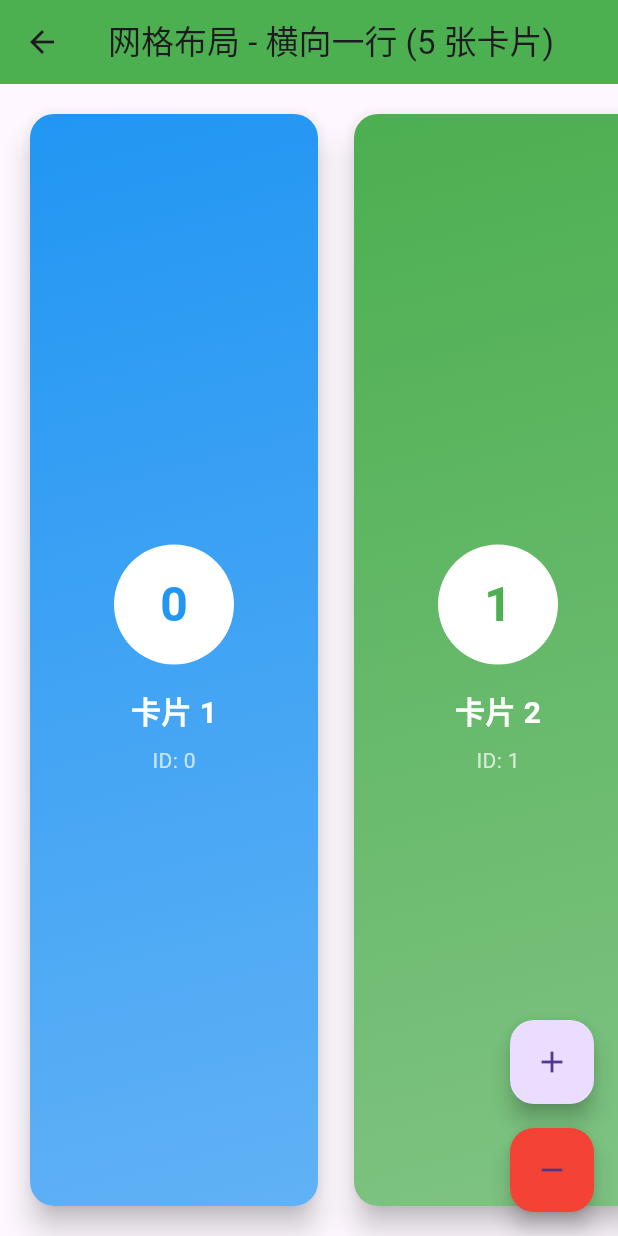
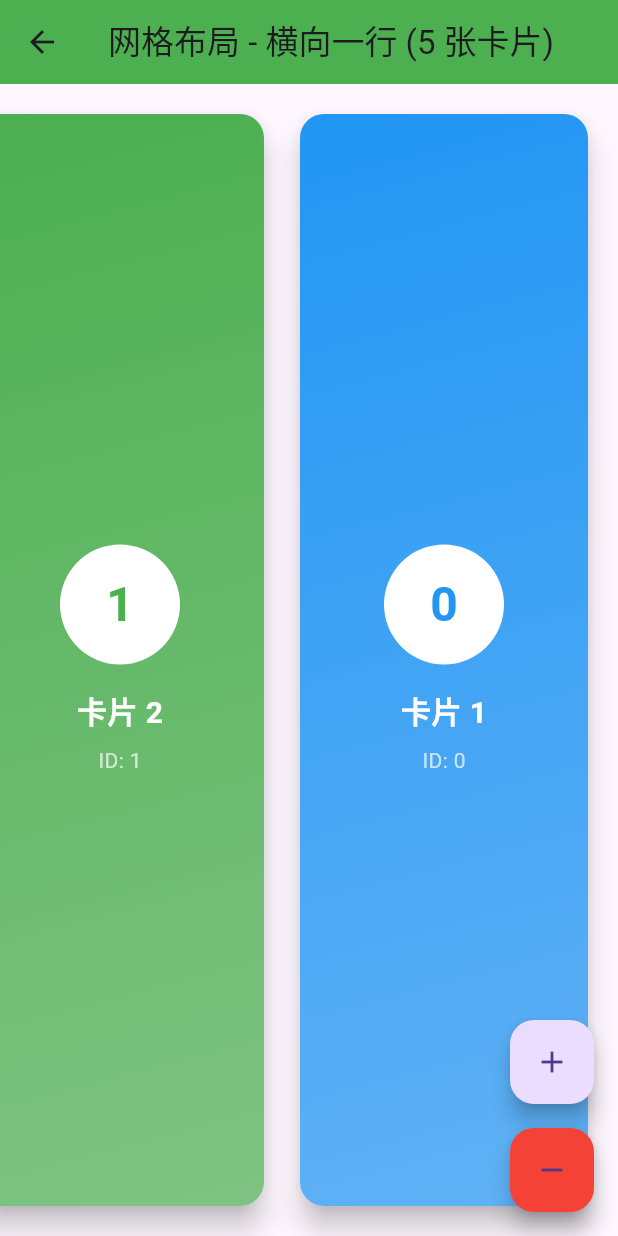
Before and after one commit to wangbin19860909/layoutable_list, a Flutter app: the GridDemo screen opened directly, on a phone screen of 412 x 824 dp. Run offline on Flutter 3.47's test engine with Material 3 defaults, Android fonts, the light colour scheme and no system bars.

Commit message:
fix reverse layout

```diff
--- a/lib/grid_demo.dart
+++ b/lib/grid_demo.dart
@@ -186,7 +186,7 @@
       body: LayoutableListWidget(
         itemSize: const Size(200, 250),
         scrollDirection: Axis.horizontal,
-        reverseLayout: false,
+        reverseLayout: true,
         layoutManagerHolder: _layoutManagerHolder,
         cacheExtent: 200,
         physics: const BouncingScrollPhysics(),
--- a/lib/layoutablelist/algorithms/flex_layout_algorithm.dart
+++ b/lib/layoutablelist/algorithms/flex_layout_algorithm.dart
@@ -257,7 +257,7 @@ class FlexLayoutAlgorithm extends LayoutAlgorithm {
       height = actual.main;
     }
 
-    return LayoutParams(
+    final params = LayoutParams(
       rect: Rect.fromLTWH(left, top, width, height),
       scale: 1.0,
       alpha: 1.0,
@@ -266,6 +266,10 @@ class FlexLayoutAlgorithm extends LayoutAlgorithm {
       headerAlpha: 1.0,
       shadowAlpha: 0.0,
     );
+
+    if (!reverseLayout) return params;
+
+    return flipMainAxis(params, scrollDirection, mainAxisExtent);
   }
 
   /// 计算 item 在主轴方向的起始位置（未减去 scrollOffset）
--- a/lib/layoutablelist/algorithms/grid_layout_algorithm.dart
+++ b/lib/layoutablelist/algorithms/grid_layout_algorithm.dart
@@ -113,11 +113,12 @@ class GridLayoutAlgorithm extends LayoutAlgorithm {
       padding: padding, edgeSpacing: edgeSpacing, itemSpacing: itemSpacing,
     );
 
+    LayoutParams params;
     if (scrollDirection == Axis.vertical) {
-      return _getVerticalLayoutParams(
+      params = _getVerticalLayoutParams(
         index: index,
         scrollOffset: clampedScrollOffset,
-        containerWidth: mainAxisExtent,
+        containerWidth: crossAxisExtent,
         itemExtent: itemExtent,
         resolvedPadding: resolvedPadding,
         edgeSpacing: edgeSpacing,
@@ -125,7 +126,7 @@ class GridLayoutAlgorithm extends LayoutAlgorithm {
         itemSpacing: itemSpacing,
       );
     } else {
-      return _getHorizontalLayoutParams(
+      params = _getHorizontalLayoutParams(
         index: index,
         scrollOffset: clampedScrollOffset,
         containerHeight: crossAxisExtent,
@@ -136,6 +137,10 @@ class GridLayoutAlgorithm extends LayoutAlgorithm {
         itemSpacing: itemSpacing,
       );
     }
+
+    if (!reverseLayout) return params;
+
+    return flipMainAxis(params, scrollDirection, mainAxisExtent);
   }
 
   LayoutParams _getVerticalLayoutParams({
--- a/lib/layoutablelist/algorithms/layout_algorithm.dart
+++ b/lib/layoutablelist/algorithms/layout_algorithm.dart
@@ -56,6 +56,26 @@ class LayoutParams {
     required this.headerAlpha,
     required this.shadowAlpha,
   });
+
+  LayoutParams copyWith({
+    Rect? rect,
+    double? scale,
+    double? alpha,
+    double? dimming,
+    double? titleAlpha,
+    double? headerAlpha,
+    double? shadowAlpha,
+  }) {
+    return LayoutParams(
+      rect: rect ?? this.rect,
+      scale: scale ?? this.scale,
+      alpha: alpha ?? this.alpha,
+      dimming: dimming ?? this.dimming,
+      titleAlpha: titleAlpha ?? this.titleAlpha,
+      headerAlpha: headerAlpha ?? this.headerAlpha,
+      shadowAlpha: shadowAlpha ?? this.shadowAlpha,
+    );
+  }
 
   @override
   String toString() {
@@ -315,6 +335,27 @@ abstract class LayoutAlgorithm {
     required Size itemSpacing,
   });
 
+  /// reverse 模式下，将 LayoutParams 的主轴坐标做镜像翻转。
+  @protected
+  LayoutParams flipMainAxis(LayoutParams params, Axis scrollDirection, double mainAxisExtent) {
+    final rect = params.rect;
+    if (scrollDirection == Axis.vertical) {
+      return params.copyWith(rect: Rect.fromLTWH(
+        rect.left,
+        mainAxisExtent - rect.top - rect.height,
+        rect.width,
+        rect.height,
+      ));
+    } else {
+      return params.copyWith(rect: Rect.fromLTWH(
+        mainAxisExtent - rect.left - rect.width,
+        rect.top,
+        rect.width,
+        rect.height,
+      ));
+    }
+  }
+
   /// 软边界 clamp：输出永远在 [min, max] 内，但在接近边界的 [margin] 区间内
   /// 用指数曲线压缩，越接近边界阻力越大，不会硬截断
   @protected
--- a/lib/stack_demo.dart
+++ b/lib/stack_demo.dart
@@ -217,7 +217,7 @@ class _StackDemoState extends State<StackDemo> with ItemSwipeListener {
       body: LayoutableListWidget(
         itemSize: Size(itemWidth, itemHeight),
         scrollDirection: Axis.horizontal,
-        reverseLayout: false,
+        reverseLayout: true,
         paintConfig: PaintConfig(reverse: true, topMostIndex: _draggingIndex),
         layoutManagerHolder: _layoutManagerHolder,
         cacheExtent: 300,
```
Also changed, not shown: pubspec.lock.
